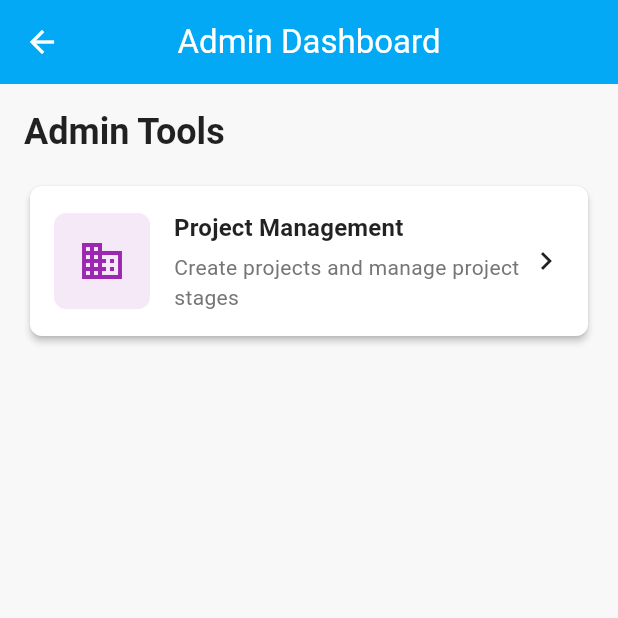
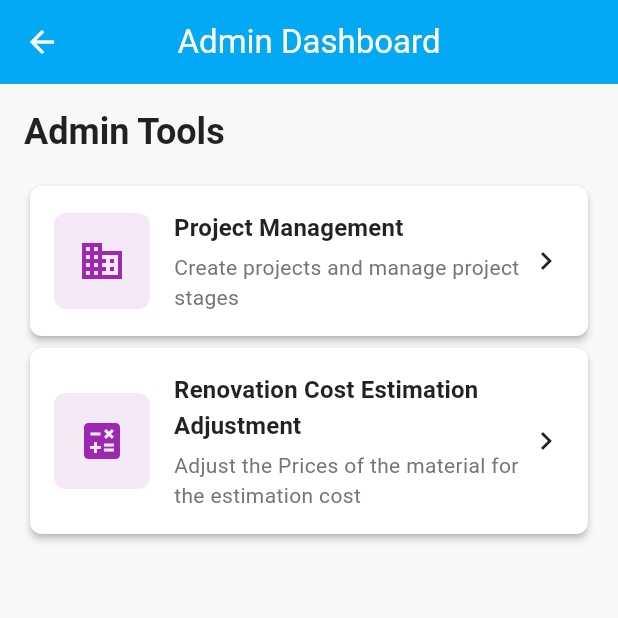
Before and after one commit to Seifeldin-Amr/Mobile-Programming-Project, a Flutter app: the AdminDashboard screen opened directly, on a phone screen of 412 x 824 dp, the top half of it. Run offline on Flutter 3.47's test engine with Material 3 defaults, Android fonts, the phone set to English and light mode, and no system bars; our stand-ins replace cloud_firestore, file_picker, firebase_auth, firebase_core, image_picker; missing offline and left inert: flutter_pdfview; accounts and stored records are empty.

Commit message:
Add admin card for Renovation Cost Estimation Adjustment in dashboard

```diff
--- a/mobile_app/lib/screens/admin/admin_dashboard.dart
+++ b/mobile_app/lib/screens/admin/admin_dashboard.dart
@@ -1,4 +1,6 @@
 import 'package:flutter/material.dart';
+import 'package:mobile_app/services/admin_service.dart';
+import 'package:mobile_app/screens/admin/adminRenovationcost.dart';
 import '../../constants/app_constants.dart';
 import 'admin_project_management.dart';
 
@@ -37,6 +39,19 @@ class AdminDashboard extends StatelessWidget {
                 context,
                 MaterialPageRoute(
                   builder: (context) => const AdminProjectManagementScreen(),
+                ),
+              ),
+            ),
+            _buildAdminCard(
+              context,
+                title: 'Renovation Cost Estimation Adjustment',
+                description: 'Adjust the Prices of the material for the estimation cost',
+                icon: Icons.calculate,
+                color: Colors.purple,
+              onTap: () => Navigator.push(
+                context,
+                MaterialPageRoute(
+                  builder: (context) => AdminRenovationCostAdjust(),
                 ),
               ),
             ),
```
